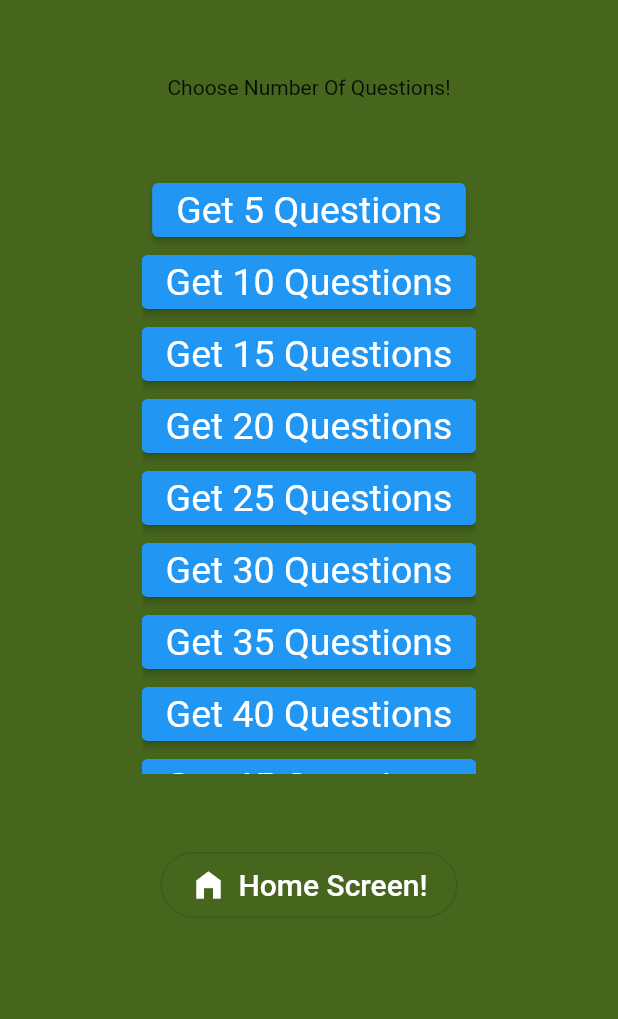
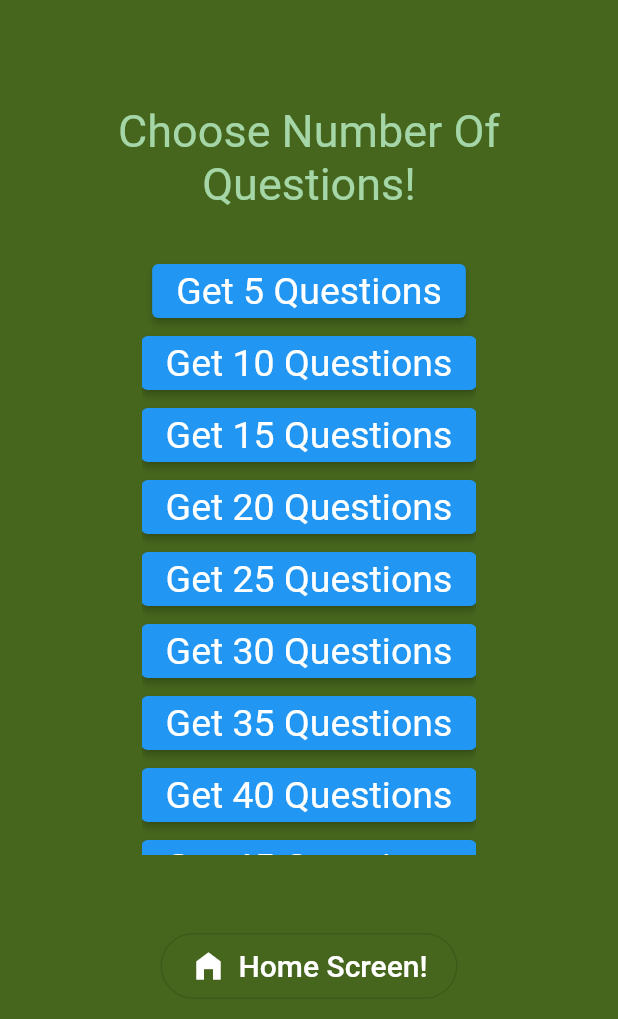
Before and after one commit to OmarSanad3/learn-about-animals, a Flutter app: the screen it shows after launch, after a tap on "Study!", after a tap on "Home Screen!", after a tap on "Start Quiz!", on a phone screen of 412 x 824 dp. Shown: the top 1019 px of the screen. Run offline on Flutter 3.47's test engine with Material 2 defaults, Android fonts, the phone set to English and light mode, and no system bars.

Commit message:
Added some style for the upper text

```diff
--- a/lib/quiz/choose_num_questions.dart
+++ b/lib/quiz/choose_num_questions.dart
@@ -16,9 +16,19 @@ class ChooseNumQuestions extends StatelessWidget {
   Widget build(BuildContext context) {
     return Column(
       children: [
-        const SizedBox(height: 50),
-        const Text('Choose Number Of Questions!'),
-        const SizedBox(height: 50),
+        Container(
+          margin:
+              const EdgeInsets.only(left: 20, right: 20, top: 70, bottom: 30),
+          alignment: Alignment.center,
+          child: const Text(
+            'Choose Number Of Questions!',
+            textAlign: TextAlign.center,
+            style: TextStyle(
+              fontSize: 30,
+              color: Color.fromRGBO(165, 214, 167, 1),
+            ),
+          ),
+        ),
         Container(
           height: 400,
           alignment: Alignment.center,
```
